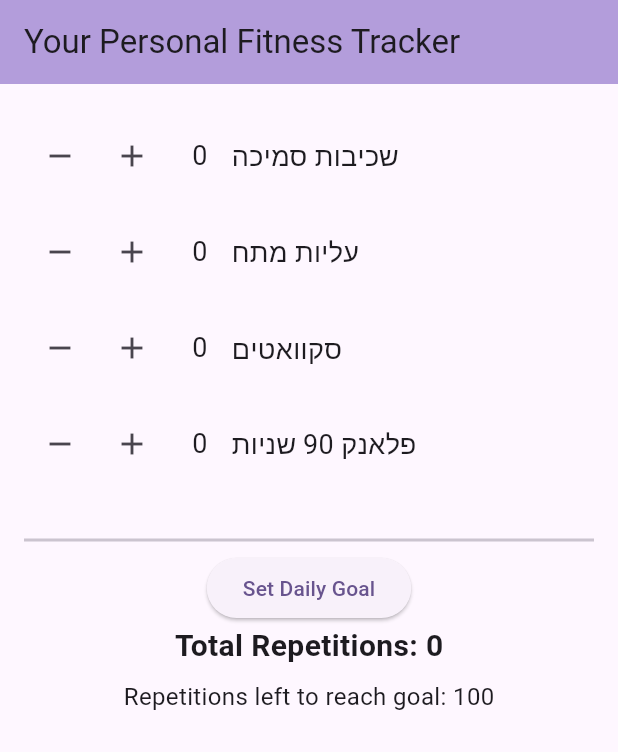
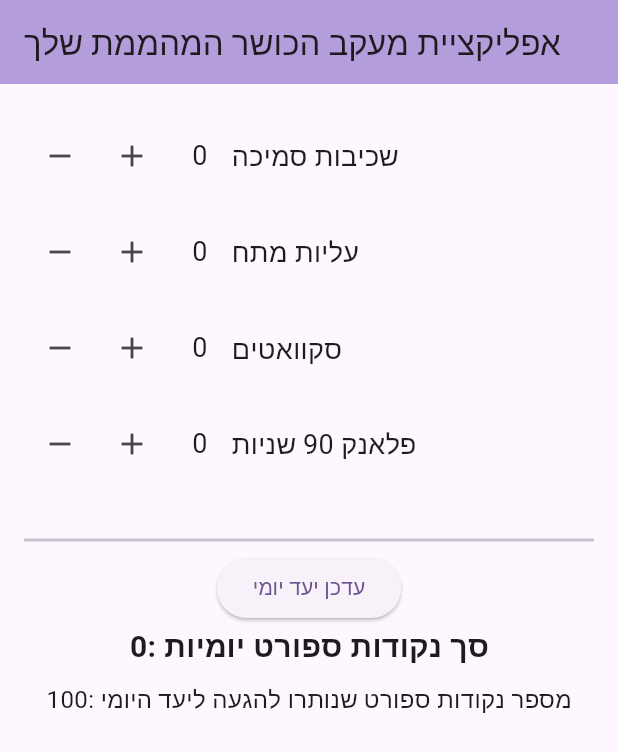
Before and after one commit to RafiFellert/fit_points, a Flutter app: the screen it shows after launch, on a phone screen of 412 x 824 dp. Shown: the top 752 px of the screen. Run offline on Flutter 3.47's test engine with Material 3 defaults, Android fonts, the phone set to English and light mode, and no system bars; our stand-ins replace shared_preferences.

Commit message:
Translating to Hebrew

```diff
--- a/lib/main.dart
+++ b/lib/main.dart
@@ -114,16 +114,16 @@ class _MyHomePageState extends State<MyHomePage> {
       context: context,
       builder: (context) {
         return AlertDialog(
-          title: const Text("Set Daily Goal"),
+          title: const Text("הכנס יעד יומי"),
           content: TextField(
             controller: controller,
             keyboardType: TextInputType.number,
-            decoration: const InputDecoration(labelText: "Enter goal (e.g. 100)"),
+            decoration: const InputDecoration(labelText: "הכנס יעד (לדוגמא: 100)"),
           ),
           actions: [
             TextButton(
               onPressed: () => Navigator.pop(context),
-              child: const Text("Cancel"),
+              child: const Text("ביטול"),
             ),
             TextButton(
               onPressed: () {
@@ -136,7 +136,7 @@ class _MyHomePageState extends State<MyHomePage> {
                 }
                 Navigator.pop(context);
               },
-              child: const Text("Save"),
+              child: const Text("שמירה"),
             ),
           ],
         );
@@ -151,7 +151,7 @@ class _MyHomePageState extends State<MyHomePage> {
   Widget build(BuildContext context) {
     return Scaffold(
       appBar: AppBar(
-        title: const Text("Your Personal Fitness Tracker"),
+        title: const Text("אפליקציית מעקב הכושר המהממת שלך"),
         backgroundColor: Colors.deepPurple.shade200,
       ),
       body: Padding(
@@ -166,23 +166,23 @@ class _MyHomePageState extends State<MyHomePage> {
             const Divider(thickness: 2),
             ElevatedButton(
               onPressed: _showGoalDialog,
-              child: const Text("Set Daily Goal"),
+              child: const Text("עדכן יעד יומי"),
             ),
             Text(
-              "Total Repetitions: $total",
+              "$total: סך נקודות ספורט יומיות",
               style: const TextStyle(fontSize: 20, fontWeight: FontWeight.bold),
             ),
             const SizedBox(height: 8),
             if (!goalReached)
               Text(
-                "Repetitions left to reach goal: $remaining",
+                "$remaining: מספר נקודות ספורט שנותרו להגעה ליעד היומי",
                 style: const TextStyle(fontSize: 16),
               ),
             if (goalReached)
               Padding(
                 padding: const EdgeInsets.only(top: 16),
                 child: Text(
-                  "🎉 You reached your $dailyGoal repetitions daily goal!",
+                  "🎉הגעת ליעד היומי של $dailyGoal נקודות ספורט",
                   style: const TextStyle(
                     fontSize: 18,
                     fontWeight: FontWeight.bold,
```
